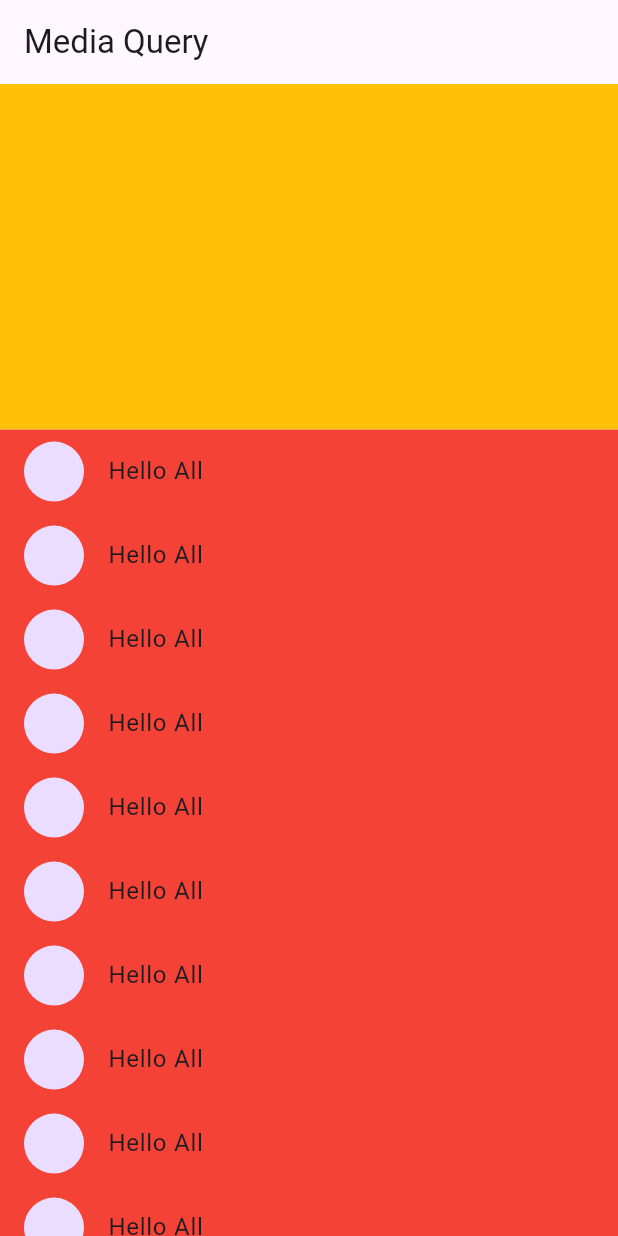
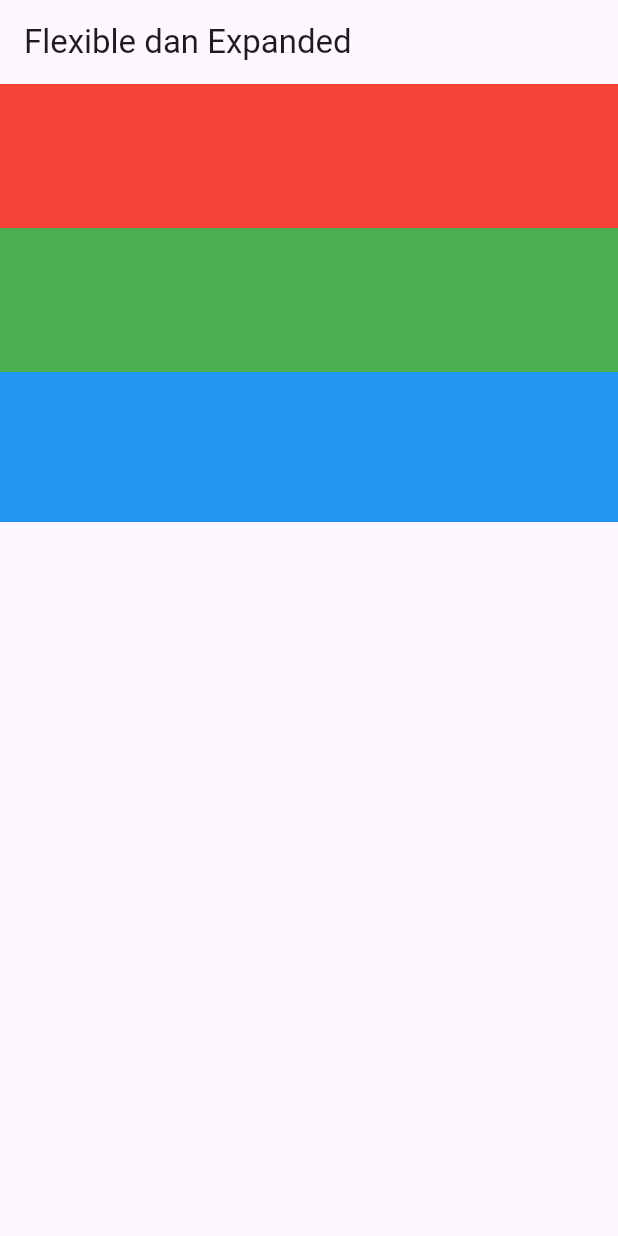
Before and after one commit to hafid-js/Learn-Flutter, a Flutter app: the screen it shows after launch, on a phone screen of 412 x 824 dp. Run offline on Flutter 3.47's test engine with Material 3 defaults, Android fonts, the light colour scheme and no system bars.

Commit message:
flexible and expanded

```diff
--- a/lib/main.dart
+++ b/lib/main.dart
@@ -9,78 +9,39 @@ void main() {
 class MyApp extends StatelessWidget {
   @override
   Widget build(BuildContext context) {
-    return MaterialApp(
-      debugShowCheckedModeBanner: false,
-      home: HomePage(),
-    );
+    return MaterialApp(debugShowCheckedModeBanner: false, home: HomePage());
   }
 }
 
 class HomePage extends StatelessWidget {
-
   @override
   Widget build(BuildContext context) {
-    final mediaQueryHeight = MediaQuery.of(context).size.height;
-    final mediaQueryWidth = MediaQuery.of(context).size.width;
-    final myAppBar = AppBar(title: Text("Media Query"));
-
-    final bodyHeight =
-        mediaQueryHeight -
-        myAppBar.preferredSize.height -
-        MediaQuery.of(context).padding.top;
-
-    final bool isLandscape = MediaQuery.of(context).orientation == Orientation.landscape;
     return Scaffold(
-      appBar: myAppBar,
-      body: Center(
-        child: (isLandscape) ? Column(
-          children: [
-            Container(
-              height: bodyHeight * 0.5,
-              width: mediaQueryWidth,
-              color: Colors.amber,
+      appBar: AppBar(title: Text("Flexible dan Expanded")),
+      body: Column(
+        children: [
+          Flexible(
+            flex: 1,
+            child: Container(
+              height: 100,
+              color: Colors.red,
             ),
-            Container(
-              height: bodyHeight * 0.5,
-              child: GridView.builder(
-                gridDelegate: SliverGridDelegateWithFixedCrossAxisCount(
-                  crossAxisCount: 2,
-                  mainAxisSpacing: 10,
-                  crossAxisSpacing: 10
-                ),
-                itemCount: 100,
-                itemBuilder: (context, index) {
-                  return GridTile(
-                   child: Container(
-                    color: Color.fromARGB(255, Random().nextInt(156), Random().nextInt(156), Random().nextInt(156)),
-                   ),
-                  );
-                },
-              ),
+          ),
+          Flexible(
+                    flex: 1,
+            child: Container(
+              height: 100,
+              color: Colors.green,
             ),
-          ],
-        ) : Column(
-          children: [
-            Container(
-              height: bodyHeight * 0.3,
-              width: mediaQueryWidth,
-              color: Colors.amber,
+          ),
+          Flexible(
+            flex: 6,
+            child: Container(
+              height: 100,
+              color: Colors.blue,
             ),
-            Container(
-              height: bodyHeight * 0.7,
-              color: Colors.red,
-              child: ListView.builder(
-                itemCount: 100,
-                itemBuilder: (context, index) {
-                  return ListTile(
-                    leading: CircleAvatar(),
-                    title: Text("Hello All"),
-                  );
-                },
-              ),
-            ),
-          ],
-        ),
+          ),
+        ],
       ),
     );
   }
```
